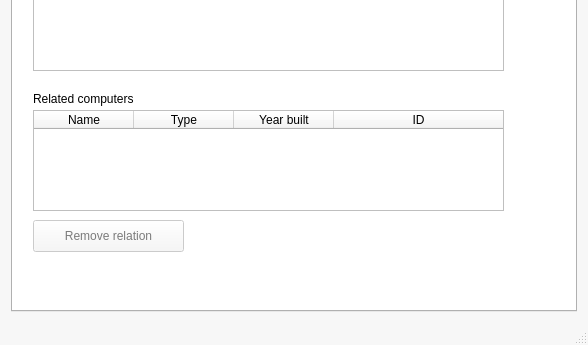
Qt form mainwindow.ui (Hopur-50/Verkefni3) before a commit; both pictures show x 0 to 588 and y 327 to 672 of the 588 by 672 pixel window.
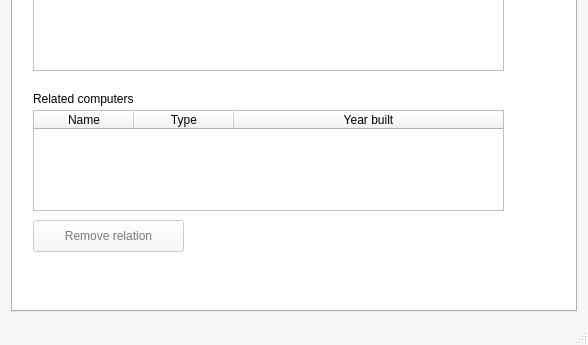
The same form after that commit. Icons and pictures are not drawn.

Commit message: added empty vectors to fix columns when deleting

What changed in the file:
```diff
--- a/mainwindow.ui
+++ b/mainwindow.ui
@@ -701,11 +701,6 @@
           <string>Year built</string>
          </property>
         </column>
-        <column>
-         <property name="text">
-          <string>ID</string>
-         </property>
-        </column>
        </widget>
        <widget class="QPushButton" name="buttonAddRelationSci">
         <property name="geometry">
```
Left out of the diff: 5 changed lines with no effect on the pictures. The commit also changes 2 other files.
